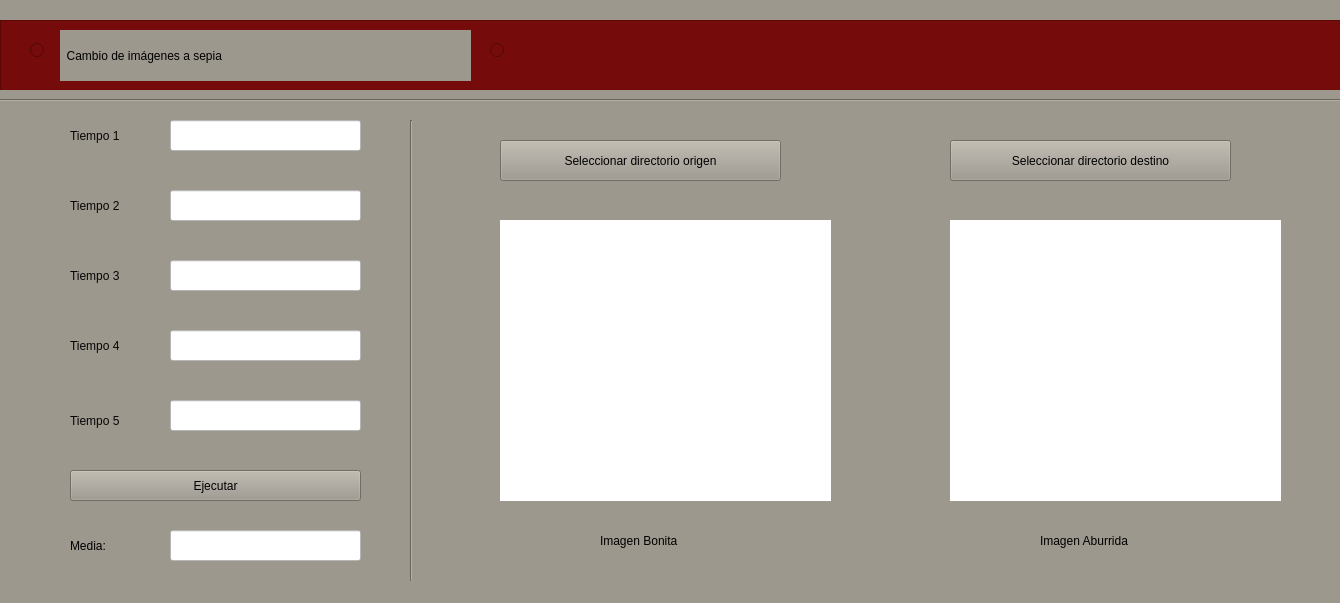
Before: the Qt Designer form Practica3ArCoV2/sepia.ui in apereg/Practica3ArCo, drawn with Qt 5.
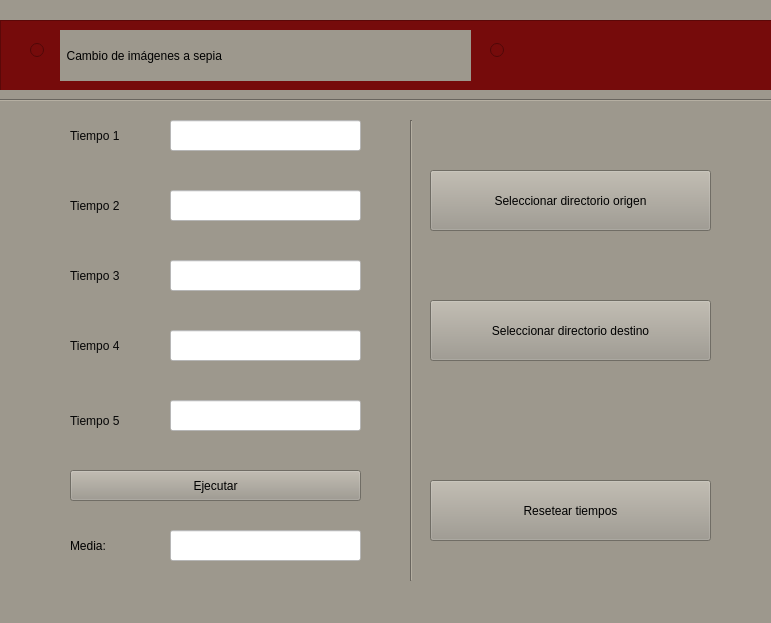
After: the same form once the commit is applied.

The edit to the form file:
```diff
--- a/Practica3ArCoV2/sepia.ui
+++ b/Practica3ArCoV2/sepia.ui
@@ -6,8 +6,8 @@
    <rect>
     <x>0</x>
     <y>0</y>
-    <width>1340</width>
-    <height>603</height>
+    <width>771</width>
+    <height>623</height>
    </rect>
   </property>
   <property name="windowTitle">
@@ -336,38 +336,6 @@
     <string/>
    </property>
   </widget>
-  <widget class="QLabel" name="imagenBonitaFoto">
-   <property name="geometry">
-    <rect>
-     <x>500</x>
-     <y>220</y>
-     <width>331</width>
-     <height>281</height>
-    </rect>
-   </property>
-   <property name="styleSheet">
-    <string notr="true">background-color: rgb(255, 255, 255);</string>
-   </property>
-   <property name="text">
-    <string/>
-   </property>
-  </widget>
-  <widget class="QLabel" name="ImagenAburridaFoto">
-   <property name="geometry">
-    <rect>
-     <x>950</x>
-     <y>220</y>
-     <width>331</width>
-     <height>281</height>
-    </rect>
-   </property>
-   <property name="styleSheet">
-    <string notr="true">background-color: rgb(255, 255, 255);</string>
-   </property>
-   <property name="text">
-    <string/>
-   </property>
-  </widget>
   <widget class="Line" name="line_2">
    <property name="geometry">
     <rect>
@@ -384,46 +352,13 @@
     <enum>Qt::Vertical</enum>
    </property>
   </widget>
-  <widget class="QLabel" name="imagenBonitaLabel">
-   <property name="geometry">
-    <rect>
-     <x>600</x>
-     <y>520</y>
-     <width>151</width>
-     <height>41</height>
-    </rect>
-   </property>
-   <property name="styleSheet">
-    <string notr="true">font: 75 italic 12pt &quot;Palatino Linotype&quot;;
-border-color: rgb(248, 248, 248);</string>
-   </property>
-   <property name="text">
-    <string>Imagen Bonita</string>
-   </property>
-  </widget>
-  <widget class="QLabel" name="imagenAburridaLabel">
-   <property name="geometry">
-    <rect>
-     <x>1040</x>
-     <y>520</y>
-     <width>171</width>
-     <height>41</height>
-    </rect>
-   </property>
-   <property name="styleSheet">
-    <string notr="true">font: 75 italic 12pt &quot;Palatino Linotype&quot;;</string>
-   </property>
-   <property name="text">
-    <string>Imagen Aburrida</string>
-   </property>
-  </widget>
   <widget class="QPushButton" name="seleccionarOrigen">
    <property name="geometry">
     <rect>
-     <x>500</x>
-     <y>140</y>
+     <x>430</x>
+     <y>170</y>
      <width>281</width>
-     <height>41</height>
+     <height>61</height>
     </rect>
    </property>
    <property name="styleSheet">
@@ -436,10 +371,10 @@
   <widget class="QPushButton" name="seleccionarDestino">
    <property name="geometry">
     <rect>
-     <x>950</x>
-     <y>140</y>
+     <x>430</x>
+     <y>300</y>
      <width>281</width>
-     <height>41</height>
+     <height>61</height>
     </rect>
    </property>
    <property name="styleSheet">
@@ -449,6 +384,22 @@
     <string>Seleccionar directorio destino</string>
    </property>
   </widget>
+  <widget class="QPushButton" name="seleccionarDestino_2">
+   <property name="geometry">
+    <rect>
+     <x>430</x>
+     <y>480</y>
+     <width>281</width>
+     <height>61</height>
+    </rect>
+   </property>
+   <property name="styleSheet">
+    <string notr="true">font: 75 12pt &quot;Palatino Linotype&quot;;</string>
+   </property>
+   <property name="text">
+    <string>Resetear tiempos</string>
+   </property>
+  </widget>
  </widget>
  <resources/>
  <connections/>
```
Left out of the diff: 2 changed lines with no effect on the pictures.
